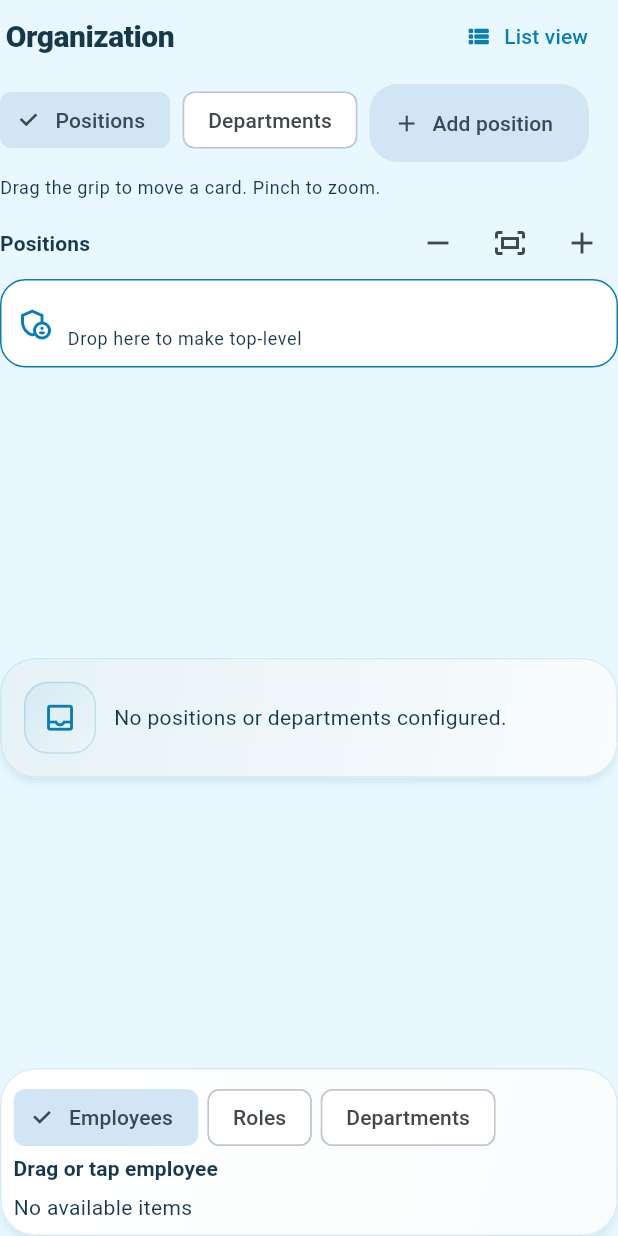
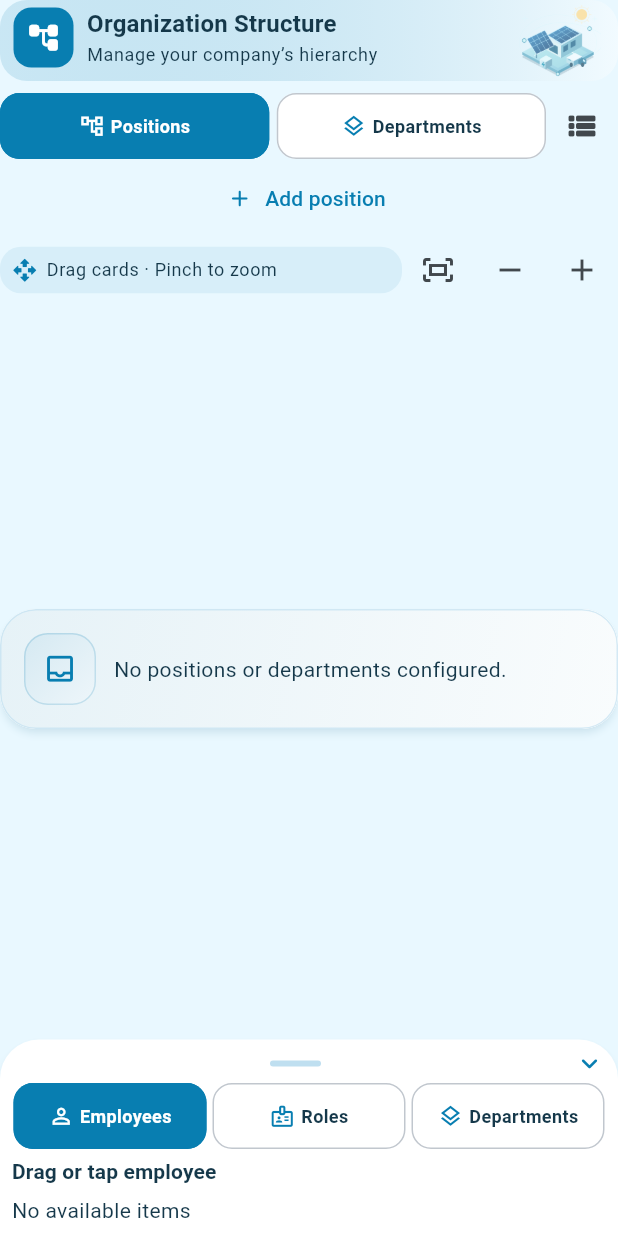
Before and after one commit to techninxa2026-design/techninxa-2026-design-solar-project-android, a Flutter app: the HierarchyBoard widget shown alone on an empty page, opened directly with empty values, on a phone screen of 412 x 824 dp. Run offline on Flutter 3.47's test engine with Material 3 defaults, Android fonts, the phone set to English and light mode, and no system bars; our stand-ins replace file_picker, flutter_secure_storage, shared_preferences; accounts and stored records are empty.

Commit message:
Implement approved hierarchy layout and mirrored curved navigation

```diff
--- a/lib/hierarchy_board.dart
+++ b/lib/hierarchy_board.dart
@@ -107,16 +107,30 @@ class _HierarchyBoardState extends State<HierarchyBoard>{
   for(final p in records.where((x)=>!ids.contains(x[parent])||x[parent]==x['id'])){visit(p,0);}
   for(final p in records.where((x)=>!seen.contains(x['id']))){visit(p,0);}
   return Column(crossAxisAlignment:CrossAxisAlignment.stretch,children:[
-   Padding(padding:const EdgeInsets.fromLTRB(4,0,4,8),child:Row(children:[
-    Expanded(child:CopyText(departments?'Departments':'Organization',style:t.textTheme.titleLarge,maxLines:1,overflow:TextOverflow.ellipsis)),
-    TextButton.icon(onPressed:()=>setState(()=>chart=!chart),icon:Icon(chart?Icons.view_list_rounded:Icons.account_tree_outlined),label:CopyText(chart?'List view':'Visual editor')),
-   ])),
-   Wrap(spacing:8,runSpacing:4,children:[
-    ChoiceChip(label:const CopyText('Positions'),selected:!departments,onSelected:(_)=>setState((){departments=false;focusId=null;collapsed.clear();query='';})),
-    ChoiceChip(label:const CopyText('Departments'),selected:departments,onSelected:(_)=>setState((){departments=true;focusId=null;collapsed.clear();query='';})),
-    if(widget.onOpenEditor!=null)FilledButton.icon(onPressed:widget.busy?null:()=>widget.onOpenEditor!(null,departments?'department':'position'),icon:const Icon(Icons.open_in_full_rounded),label:const CopyText('Edit hierarchy'))else if(!departments)FilledButton.tonalIcon(onPressed:widget.busy?null:widget.onCreate,icon:const Icon(Icons.add),label:const CopyText('Add position')),
-   ]),
-   const SizedBox(height:8),
+   LayoutBuilder(builder:(c,bounds){
+    final s=t.colorScheme;
+    return Column(crossAxisAlignment:CrossAxisAlignment.stretch,children:[
+     if(bounds.maxWidth>=300)Container(height:54,margin:const EdgeInsets.only(bottom:6),decoration:BoxDecoration(gradient:LinearGradient(colors:[s.primary.withValues(alpha:.14),s.surface.withValues(alpha:.4)]),borderRadius:BorderRadius.circular(18)),child:Stack(children:[
+      Positioned(right:0,top:0,bottom:0,child:IgnorePointer(child:Opacity(opacity:.7,child:Image.asset('assets/solar_network.png',width:80,fit:BoxFit.contain)))),
+      Padding(padding:const EdgeInsets.fromLTRB(9,5,80,5),child:Row(children:[
+       Container(width:40,height:40,decoration:BoxDecoration(color:s.primary,borderRadius:BorderRadius.circular(12)),child:Icon(Icons.account_tree_rounded,color:s.onPrimary,size:23)),
+       const SizedBox(width:9),Expanded(child:FittedBox(fit:BoxFit.scaleDown,alignment:Alignment.centerLeft,child:Column(crossAxisAlignment:CrossAxisAlignment.start,mainAxisSize:MainAxisSize.min,children:[
+        CopyText('Organization Structure',style:t.textTheme.titleMedium),CopyText('Manage your company’s hierarchy',style:t.textTheme.bodySmall),
+       ]))),
+      ])),
+     ])),
+     Row(children:[
+      Expanded(child:_HierarchySegment(label:'Positions',icon:Icons.account_tree_outlined,selected:!departments,onTap:()=>setState((){departments=false;focusId=null;collapsed.clear();query='';}))),
+      const SizedBox(width:5),
+      Expanded(child:_HierarchySegment(label:'Departments',icon:Icons.layers_outlined,selected:departments,onTap:()=>setState((){departments=true;focusId=null;collapsed.clear();query='';}))),
+      IconButton(tooltip:chart?'List view':'Visual editor',onPressed:()=>setState(()=>chart=!chart),icon:Icon(chart?Icons.view_list_rounded:Icons.account_tree_outlined)),
+     ]),
+     Row(children:[
+      if(widget.onOpenEditor!=null)Expanded(child:TextButton.icon(onPressed:widget.busy?null:()=>widget.onOpenEditor!(null,departments?'department':'position'),icon:const Icon(Icons.open_in_full_rounded,size:18),label:const CopyText('Edit hierarchy'))),
+      if(!departments)Expanded(child:TextButton.icon(onPressed:widget.busy?null:widget.onCreate,icon:const Icon(Icons.add_rounded,size:18),label:const CopyText('Add position'))),
+     ]),
+    ]);
+   }),
    if(widget.busy)const LinearProgressIndicator(),
    Expanded(child:chart?_HierarchyGraph(key:ValueKey(departments),data:d,busy:widget.busy,onChange:widget.onChange,onEdit:widget.onOpenEditor==null?widget.onEdit:(row,kind)=>widget.onOpenEditor!(row,kind),onCreate:widget.onCreate,departments:departments,initialFocusId:focusId):ListView(children:[
     TideSurface(tinted:true,child:Column(crossAxisAlignment:CrossAxisAlignment.start,children:[
@@ -226,8 +240,9 @@ class _HierarchyGraph extends StatefulWidget{
  @override State<_HierarchyGraph> createState()=>_HierarchyGraphState();
 }
 class _HierarchyGraphState extends State<_HierarchyGraph>{
- bool get departments=>widget.departments;String search='';String tray='person';final transform=TransformationController();Size? viewport;bool initialized=false;bool dragging=false;HierarchyDrag? picked;final canvasKey=GlobalKey();
+ bool get departments=>widget.departments;String search='';String tray='person';final transform=TransformationController();Size? viewport;bool initialized=false;bool dragging=false;bool trayExpanded=true;HierarchyDrag? picked;final canvasKey=GlobalKey();
  @override void dispose(){transform.dispose();super.dispose();}
+ @override void didUpdateWidget(covariant _HierarchyGraph oldWidget){super.didUpdateWidget(oldWidget);if(!identical(oldWidget.data,widget.data))picked=null;}
  Map<String,dynamic> get d=>widget.data;
  List<Map<String,dynamic>> get positions=>rows(d['positions']);
  List<Map<String,dynamic>> get depts=>rows(d['departments']);
@@ -236,6 +251,25 @@ class _HierarchyGraphState extends State<_HierarchyGraph>{
  String dept(Map<String,dynamic> p)=>p['departmentId']==null?'Company-wide':depts.where((x)=>x['id']==p['departmentId']).firstOrNull?['name']?.toString()??'Department unavailable';
  String title(String kind,Map<String,dynamic> p)=>kind=='position'?role(p):(p['name']??p['fullName']??'Unavailable').toString();
  void zoom(double delta){final previous=transform.value.getMaxScaleOnAxis();final scale=(previous+delta).clamp(.2,1.6).toDouble();final center=viewport==null?Offset.zero:viewport!.center(Offset.zero);final scene=transform.toScene(center);final m=Matrix4.diagonal3Values(scale,scale,1);m.setTranslationRaw(center.dx-scene.dx*scale,center.dy-scene.dy*scale,0);transform.value=m;}
+ void openReadable(HierarchyLayout graph){
+  final size=viewport;if(size==null||size.width<=0)return;
+  final scale=math.min(1.0,math.max(.85,size.width/graph.width));
+  final m=Matrix4.diagonal3Values(scale,scale,1);
+  m.setTranslationRaw(size.width/2-graph.root.center.dx*scale,8,0);transform.value=m;
+ }
+ Widget rootCard(String kind){
+  final t=Theme.of(context);final s=t.colorScheme;
+  return target('root-'+kind,null,(highlight)=>Material(
+   color:highlight?s.primaryContainer:Color.alphaBlend(s.primary.withValues(alpha:.09),s.surface),
+   borderRadius:BorderRadius.circular(16),child:InkWell(onTap:widget.busy?null:()=>applyTarget('root-'+kind,null),borderRadius:BorderRadius.circular(16),
+    child:Container(decoration:BoxDecoration(border:Border.all(color:s.primary,width:highlight?3:1.4),borderRadius:BorderRadius.circular(16)),padding:const EdgeInsets.all(9),child:Row(children:[
+     Icon(Icons.apartment_rounded,color:s.primary,size:29),const SizedBox(width:8),
+     Expanded(child:Column(mainAxisAlignment:MainAxisAlignment.center,crossAxisAlignment:CrossAxisAlignment.start,children:[
+      Tooltip(message:d['companyAdministrator']?.toString()??'Company administrator',child:CopyText('Company (Admin)',style:t.textTheme.titleSmall,maxLines:1,overflow:TextOverflow.ellipsis)),
+      CopyText('Drop here to make top-level',style:t.textTheme.bodySmall?.copyWith(height:1.15),maxLines:2,overflow:TextOverflow.ellipsis),
+     ])),
+    ])))));
+ }
  void fit(HierarchyLayout graph){final size=viewport;if(size==null||size.width<=0||size.height<=0)return;final scale=math.min(size.width/graph.width,size.height/graph.height).clamp(.2,1.0).toDouble();final m=Matrix4.diagonal3Values(scale,scale,1);m.setTranslationRaw(math.max(0.0,(size.width-graph.width*scale)/2),math.max(0.0,(size.height-graph.height*scale)/2),0);transform.value=m;}
  Widget feedback(String text)=>Material(color:Colors.transparent,child:Container(width:210,padding:const EdgeInsets.all(14),decoration:BoxDecoration(color:Theme.of(context).colorScheme.primary,borderRadius:BorderRadius.circular(18)),child:Text(text,style:TextStyle(color:Theme.of(context).colorScheme.onPrimary,fontWeight:FontWeight.bold))));
  void edgePan(DragUpdateDetails details){
@@ -275,22 +309,29 @@ class _HierarchyGraphState extends State<_HierarchyGraph>{
   final sub=kind=='position'?person(p):positions.where((x)=>x['departmentId']==p['id']).length.toString()+' positions';
   final matches=search.isEmpty||[name,sub,if(kind=='position')dept(p)].join(' ').toLowerCase().contains(search);
   return target(kind,p,(highlight){
-   final card=Material(key:ValueKey('node-$kind-${p['id']}'),color:highlight?t.colorScheme.primaryContainer:t.colorScheme.surface,borderRadius:BorderRadius.circular(19),child:InkWell(
-    onTap:widget.busy?null:()=>picked!=null?applyTarget(kind,p):widget.onEdit(p,kind),borderRadius:BorderRadius.circular(19),child:Container(
-    padding:const EdgeInsets.all(12),decoration:BoxDecoration(border:Border.all(color:highlight?t.colorScheme.primary:t.colorScheme.outline,width:highlight?3:1),borderRadius:BorderRadius.circular(19)),
-    child:Column(crossAxisAlignment:CrossAxisAlignment.start,children:[
-     Row(children:[Icon(kind=='position'?Icons.badge_outlined:Icons.account_tree_outlined,color:t.colorScheme.primary,size:22),const Spacer(),handle(kind,p)]),
-     const SizedBox(height:7),CopyText(name,style:t.textTheme.titleSmall,maxLines:2,overflow:TextOverflow.ellipsis),
-     const SizedBox(height:5),CopyText(sub,style:t.textTheme.bodySmall,maxLines:2,overflow:TextOverflow.ellipsis),
-     if(kind=='position')CopyText(dept(p),style:t.textTheme.labelSmall,maxLines:1,overflow:TextOverflow.ellipsis),
-    ]))));
+   final s=t.colorScheme;
+   final card=Material(key:ValueKey('node-'+kind+'-'+p['id'].toString()),color:highlight?s.primaryContainer:s.surface,borderRadius:BorderRadius.circular(16),elevation:highlight?5:2,shadowColor:s.primary.withValues(alpha:.20),clipBehavior:Clip.antiAlias,child:InkWell(
+    onTap:widget.busy?null:()=>picked!=null?applyTarget(kind,p):widget.onEdit(p,kind),
+    child:Stack(children:[
+     Positioned(left:0,top:0,bottom:0,child:Container(width:4,color:s.primary)),
+     Positioned.fill(child:DecoratedBox(decoration:BoxDecoration(border:Border.all(color:highlight?s.primary:s.outlineVariant,width:highlight?2:1),borderRadius:BorderRadius.circular(16)))),
+     Padding(padding:const EdgeInsets.fromLTRB(11,8,4,8),child:Row(children:[
+      Container(width:32,height:36,decoration:BoxDecoration(color:s.primary.withValues(alpha:.12),borderRadius:BorderRadius.circular(10)),child:Icon(kind=='position'?Icons.person_outline_rounded:Icons.apartment_rounded,color:s.primary,size:21)),
+      const SizedBox(width:8),Expanded(child:Column(mainAxisAlignment:MainAxisAlignment.center,crossAxisAlignment:CrossAxisAlignment.start,children:[
+       CopyText(name,style:t.textTheme.titleSmall?.copyWith(fontWeight:FontWeight.w800,height:1.15),maxLines:2,overflow:TextOverflow.ellipsis),
+       const SizedBox(height:4),CopyText(sub,style:t.textTheme.bodySmall?.copyWith(height:1.15),maxLines:1,overflow:TextOverflow.ellipsis),
+       if(kind=='position')CopyText(dept(p),style:t.textTheme.bodySmall?.copyWith(height:1.15),maxLines:1,overflow:TextOverflow.ellipsis),
+      ])),
+      handle(kind,p),
+     ])),
+    ])));
    return drag(kind,p,Opacity(opacity:matches||highlight?1:.38,child:card));
   });
  }
  Widget roster(String label,String kind,List<Map<String,dynamic>> records){
   return Column(crossAxisAlignment:CrossAxisAlignment.start,children:[
    CopyText(label,style:Theme.of(context).textTheme.titleSmall),const SizedBox(height:6),
-   if(records.isEmpty)const CopyText('No available items')else SizedBox(height:76,child:ListView.separated(scrollDirection:Axis.horizontal,itemCount:records.length,separatorBuilder:(_,__)=>const SizedBox(width:8),itemBuilder:(c,i){
+   if(records.isEmpty)const CopyText('No available items')else SizedBox(height:64,child:ListView.separated(scrollDirection:Axis.horizontal,itemCount:records.length,separatorBuilder:(_,__)=>const SizedBox(width:8),itemBuilder:(c,i){
     final p=records[i];
     final chip=TideSurface(onTap:widget.busy?null:()=>kind=='department'&&picked!=null?applyTarget(kind,p):select(HierarchyDrag(kind,p)),tinted:picked?.kind==kind&&picked?.row==p,padding:const EdgeInsets.symmetric(horizontal:10,vertical:6),child:Row(mainAxisSize:MainAxisSize.min,children:[Icon(kind=='person'?Icons.person_outline:kind=='role'?Icons.badge_outlined:Icons.apartment_outlined,size:20),const SizedBox(width:8),ConstrainedBox(constraints:const BoxConstraints(maxWidth:170),child:CopyText(title(kind,p),maxLines:2,overflow:TextOverflow.ellipsis)),const SizedBox(width:4),if(kind!='department')handle(kind,p)else const Icon(Icons.arrow_downward_rounded,size:19)]));
     return Center(child:kind=='department'?target(kind,p,(highlight)=>Container(decoration:BoxDecoration(border:Border.all(color:highlight?Theme.of(c).colorScheme.primary:Colors.transparent,width:2),borderRadius:BorderRadius.circular(20)),child:chip)):drag(kind,p,chip));
@@ -300,44 +341,55 @@ class _HierarchyGraphState extends State<_HierarchyGraph>{
  @override Widget build(BuildContext c){
   final kind=departments?'department':'position';final records=departments?depts:positions;
   final scale=MediaQuery.textScalerOf(c).scale(14)/14;
-  final graph=HierarchyLayout(records,departments?'parentDepartmentId':'parentPositionId',nodeW:math.max(220.0,220*scale),nodeH:math.max(182.0,182*scale));
+  final graph=HierarchyLayout(records,departments?'parentDepartmentId':'parentPositionId',nodeW:math.max(228.0,228*scale),nodeH:math.max(104.0,104*scale));
   final t=Theme.of(c);
   final keyboard=MediaQuery.viewInsetsOf(c).bottom>0;
   return LayoutBuilder(builder:(c,bounds){
    if(bounds.maxHeight<180)return const Center(child:CopyText('Use a taller window to edit the chart.'));
    return Column(crossAxisAlignment:CrossAxisAlignment.stretch,children:[
-    if(!keyboard)Padding(padding:const EdgeInsets.only(bottom:5),child:CopyText('Drag the grip to move a card. Pinch to zoom.',style:t.textTheme.bodySmall)),
-    if(!keyboard)...[
-     Row(children:[Expanded(child:CopyText(departments?'Departments':'Positions',style:t.textTheme.titleSmall,maxLines:1,overflow:TextOverflow.ellipsis)),IconButton(tooltip:'Zoom out',onPressed:()=>zoom(-.15),icon:const Icon(Icons.remove)),IconButton(tooltip:'Fit chart',onPressed:()=>fit(graph),icon:const Icon(Icons.fit_screen_outlined)),IconButton(tooltip:'Zoom in',onPressed:()=>zoom(.15),icon:const Icon(Icons.add))]),
-     target('root-'+kind,null,(highlight)=>InkWell(onTap:widget.busy?null:()=>applyTarget('root-'+kind,null),borderRadius:BorderRadius.circular(17),child:AnimatedContainer(duration:const Duration(milliseconds:120),padding:const EdgeInsets.all(10),decoration:BoxDecoration(color:highlight?t.colorScheme.primaryContainer:t.colorScheme.surface,border:Border.all(color:t.colorScheme.primary,width:highlight?3:1),borderRadius:BorderRadius.circular(17)),child:Row(children:[Icon(Icons.admin_panel_settings_outlined,color:t.colorScheme.primary),const SizedBox(width:10),Expanded(child:Column(crossAxisAlignment:CrossAxisAlignment.start,children:[CopyText(d['companyAdministrator']?.toString()??'Company administrator',style:t.textTheme.titleSmall,maxLines:1,overflow:TextOverflow.ellipsis),CopyText('Drop here to make top-level',style:t.textTheme.bodySmall)]))])))),
-     const SizedBox(height:8),
-    ],
+    if(!keyboard)Row(children:[
+     Expanded(child:Container(padding:const EdgeInsets.symmetric(horizontal:8,vertical:7),decoration:BoxDecoration(color:t.colorScheme.primary.withValues(alpha:.08),borderRadius:BorderRadius.circular(14)),child:Row(children:[
+      Icon(Icons.open_with_rounded,size:17,color:t.colorScheme.primary),const SizedBox(width:6),
+      Expanded(child:CopyText('Drag cards · Pinch to zoom',style:t.textTheme.bodySmall?.copyWith(height:1.15))),
+     ]))),
+     IconButton(tooltip:'Fit chart',onPressed:()=>fit(graph),icon:const Icon(Icons.fit_screen_outlined)),
+     IconButton(tooltip:'Zoom out',onPressed:()=>zoom(-.15),icon:const Icon(Icons.remove)),
+     IconButton(tooltip:'Zoom in',onPressed:()=>zoom(.15),icon:const Icon(Icons.add)),
+    ]),
     if(widget.busy)const LinearProgressIndicator(),
     if(picked!=null)Padding(padding:const EdgeInsets.only(bottom:6),child:Row(children:[Expanded(child:CopyText('Selected: '+title(picked!.kind,picked!.row)+' · tap a highlighted destination',style:t.textTheme.labelMedium)),IconButton(tooltip:'Cancel selection',onPressed:()=>setState(()=>picked=null),icon:const Icon(Icons.close))])),
     Expanded(child:records.isEmpty?const Center(child:TideEmpty(message:'No positions or departments configured.')):Container(
-     clipBehavior:Clip.antiAlias,decoration:BoxDecoration(color:t.colorScheme.surfaceContainerLowest,border:Border.all(color:t.colorScheme.outlineVariant),borderRadius:BorderRadius.circular(20)),
-     child:LayoutBuilder(builder:(c,b){viewport=Size(b.maxWidth,b.maxHeight);if(!initialized){initialized=true;WidgetsBinding.instance.addPostFrameCallback((_) {if(mounted){final target=graph.rects[widget.initialFocusId];if(target==null){fit(graph);}else{final size=viewport!;final scale=math.min(1.0,math.min(size.width/target.width,size.height/target.height)).clamp(.2,1.0).toDouble();final m=Matrix4.diagonal3Values(scale,scale,1);m.setTranslationRaw(size.width/2-target.center.dx*scale,size.height/2-target.center.dy*scale,0);transform.value=m;}}});}return InteractiveViewer(key:canvasKey,transformationController:transform,constrained:false,panEnabled:!dragging,scaleEnabled:!dragging,boundaryMargin:const EdgeInsets.all(300),minScale:.2,maxScale:1.6,
+     key:const ValueKey('hierarchy-canvas'),clipBehavior:Clip.antiAlias,decoration:BoxDecoration(gradient:LinearGradient(begin:Alignment.topLeft,end:Alignment.bottomRight,colors:[t.colorScheme.surface,t.colorScheme.primary.withValues(alpha:.10)]),border:Border.all(color:t.colorScheme.outlineVariant),borderRadius:BorderRadius.circular(22)),
+     child:LayoutBuilder(builder:(c,b){viewport=Size(b.maxWidth,b.maxHeight);if(!initialized){initialized=true;WidgetsBinding.instance.addPostFrameCallback((_) {if(mounted){final target=graph.rects[widget.initialFocusId];if(target==null){openReadable(graph);}else{final size=viewport!;final scale=math.min(1.0,math.min(size.width/target.width,size.height/target.height)).clamp(.2,1.0).toDouble();final m=Matrix4.diagonal3Values(scale,scale,1);m.setTranslationRaw(size.width/2-target.center.dx*scale,size.height/2-target.center.dy*scale,0);transform.value=m;}}});}return InteractiveViewer(key:canvasKey,transformationController:transform,constrained:false,panEnabled:!dragging,scaleEnabled:!dragging,boundaryMargin:const EdgeInsets.all(300),minScale:.2,maxScale:1.6,
       child:SizedBox(width:graph.width,height:graph.height,child:Stack(children:[
-       Positioned.fill(child:CustomPaint(painter:_Links(graph,t.colorScheme.primary.withValues(alpha:.5)))),
+       Positioned.fill(child:CustomPaint(painter:_Links(graph,t.colorScheme.primary.withValues(alpha:.65)))),
+       Positioned.fromRect(rect:graph.root,child:rootCard(kind)),
        for(final p in records)if(graph.rects[p['id']]!=null)Positioned.fromRect(rect:graph.rects[p['id']]!,child:node(kind,p)),
       ])));}),
     )),
-    if(!departments&&!keyboard&&bounds.maxHeight>280)...[
-     const SizedBox(height:8),
-     ConstrainedBox(constraints:BoxConstraints(maxHeight:math.min(156.0,bounds.maxHeight*.34)),child:SingleChildScrollView(child:TideSurface(padding:const EdgeInsets.all(9),child:Column(crossAxisAlignment:CrossAxisAlignment.start,children:[
-      SingleChildScrollView(scrollDirection:Axis.horizontal,child:Row(children:[
-       for(final x in const [('person','Employees'),('role','Roles'),('department','Departments')])Padding(padding:const EdgeInsets.only(right:6),child:ChoiceChip(label:CopyText(x.$2),selected:tray==x.$1,onSelected:(_)=>setState((){tray=x.$1;picked=null;}))),
-      ])),
-      roster(tray=='person'?'Drag or tap employee':tray=='role'?'Drag or tap role':'Drop position here to transfer',tray,tray=='person'?rows(d['people']):tray=='role'?rows(d['roles']):depts),
-     ])))),
+    if(!departments&&!keyboard&&bounds.maxHeight>240)...[
+     const SizedBox(height:5),
+     Material(color:t.colorScheme.surface,elevation:3,shadowColor:t.colorScheme.primary.withValues(alpha:.15),borderRadius:const BorderRadius.vertical(top:Radius.circular(26)),clipBehavior:Clip.antiAlias,child:Column(crossAxisAlignment:CrossAxisAlignment.stretch,mainAxisSize:MainAxisSize.min,children:[
+      InkWell(onTap:()=>setState(()=>trayExpanded=!trayExpanded),child:Padding(padding:const EdgeInsets.fromLTRB(12,5,8,2),child:Row(children:[
+       Expanded(child:Center(child:Container(width:34,height:4,decoration:BoxDecoration(color:t.colorScheme.outline,borderRadius:BorderRadius.circular(5))))),
+       Icon(trayExpanded?Icons.expand_more_rounded:Icons.expand_less_rounded,size:22,color:t.colorScheme.primary),
+      ]))),
+      if(trayExpanded)...[
+       Padding(padding:const EdgeInsets.symmetric(horizontal:7),child:Row(children:[
+        for(final x in const [('person','Employees',Icons.person_outline),('role','Roles',Icons.badge_outlined),('department','Departments',Icons.layers_outlined)])Expanded(child:Padding(padding:const EdgeInsets.symmetric(horizontal:2),child:_HierarchySegment(label:x.$2,icon:x.$3,selected:tray==x.$1,onTap:()=>setState((){tray=x.$1;picked=null;})))),
+       ])),
+       Padding(padding:const EdgeInsets.fromLTRB(8,5,8,7),child:roster(tray=='person'?'Drag or tap employee':tray=='role'?'Drag or tap role':'Drop position here to transfer',tray,tray=='person'?rows(d['people']):tray=='role'?rows(d['roles']):depts)),
+      ]else Padding(padding:const EdgeInsets.fromLTRB(14,0,14,8),child:CopyText('Employees · Roles · Departments',style:t.textTheme.bodySmall)),
+     ])),
     ],
+
    ]);
   });
  }
 }
 
 class HierarchyLayout{
- final Map<dynamic,Rect> rects={};final List<(dynamic,dynamic)> edges=[];
+ final Map<dynamic,Rect> rects={};final List<(dynamic,dynamic)> edges=[];final List<dynamic> roots=[];late final Rect root;
  late final double width,height;
  HierarchyLayout(List<Map<String,dynamic>> records,String parent,{required double nodeW,required double nodeH}){
   final byId={for(final p in records)p['id']:p};final children=<dynamic,List<dynamic>>{};
@@ -348,19 +400,34 @@ class HierarchyLayout{
    deepest=math.max(deepest,depth);final xs=<double>[];
    for(final child in children[id]??[]){if(!visited.contains(child)){xs.add(place(child,depth+1));edges.add((id,child));}}
    final double x;if(xs.isEmpty){x=cursor;cursor+=nodeW+28;}else{x=(xs.first+xs.last)/2;}
-   rects[id]=Rect.fromLTWH(x,18+depth*(nodeH+46),nodeW,nodeH);return x;
+   rects[id]=Rect.fromLTWH(x,102+depth*(nodeH+34),nodeW,nodeH);return x;
   }
-  for(final p in records){if(!byId.containsKey(p[parent])||p[parent]==p['id'])place(p['id'],0);}
-  for(final p in records){if(!visited.contains(p['id']))place(p['id'],0);}
-  width=math.max(nodeW+36,cursor);height=math.max(nodeH+36,36+(deepest+1)*nodeH+deepest*46);
+  for(final p in records){if(!byId.containsKey(p[parent])||p[parent]==p['id']){if(!visited.contains(p['id'])){roots.add(p['id']);place(p['id'],0);}}}
+  for(final p in records){if(!visited.contains(p['id'])){roots.add(p['id']);place(p['id'],0);}}
+  width=math.max(nodeW+36,cursor);height=math.max(180.0,120+(deepest+1)*nodeH+deepest*34);
+  final center=roots.isEmpty?width/2:(rects[roots.first]!.center.dx+rects[roots.last]!.center.dx)/2;
+  root=Rect.fromLTWH(center-nodeW/2,12,nodeW,76);
  }
 }
 class _Links extends CustomPainter{
  final HierarchyLayout graph;final Color color;const _Links(this.graph,this.color);
  @override void paint(Canvas canvas,Size size){
   final pen=Paint()..color=color..style=PaintingStyle.stroke..strokeWidth=2;
+  for(final id in graph.roots){final a=graph.root.bottomCenter,b=graph.rects[id]!.topCenter,mid=(a.dy+b.dy)/2;canvas.drawPath(Path()..moveTo(a.dx,a.dy)..lineTo(a.dx,mid)..lineTo(b.dx,mid)..lineTo(b.dx,b.dy),pen);}
   for(final e in graph.edges){final a=graph.rects[e.$1]!,b=graph.rects[e.$2]!;final start=a.bottomCenter,end=b.topCenter,mid=(start.dy+end.dy)/2;
    canvas.drawPath(Path()..moveTo(start.dx,start.dy)..lineTo(start.dx,mid)..lineTo(end.dx,mid)..lineTo(end.dx,end.dy),pen);}
  }
  @override bool shouldRepaint(covariant _Links old)=>old.graph!=graph||old.color!=color;
 }
+
+class _HierarchySegment extends StatelessWidget{
+ final String label;final IconData icon;final bool selected;final VoidCallback onTap;
+ const _HierarchySegment({required this.label,required this.icon,required this.selected,required this.onTap});
+ @override Widget build(BuildContext c){
+  final s=Theme.of(c).colorScheme;
+  return Semantics(button:true,selected:selected,label:tr(c,label),child:Material(color:selected?s.primary:s.surface,borderRadius:BorderRadius.circular(13),child:InkWell(onTap:onTap,borderRadius:BorderRadius.circular(13),child:Container(height:44,padding:const EdgeInsets.symmetric(horizontal:5),decoration:BoxDecoration(border:Border.all(color:selected?s.primary:s.outlineVariant),borderRadius:BorderRadius.circular(13)),child:Row(mainAxisAlignment:MainAxisAlignment.center,children:[
+   Icon(icon,size:17,color:selected?s.onPrimary:s.primary),const SizedBox(width:4),
+   Flexible(child:CopyText(label,style:TextStyle(color:selected?s.onPrimary:s.onSurface,fontSize:12,fontWeight:FontWeight.w700),maxLines:1,overflow:TextOverflow.ellipsis)),
+  ])))));
+ }
+}
```
Also changed, not shown: lib/workspace_chrome.dart (+4 -3 lines), 3 other files.
